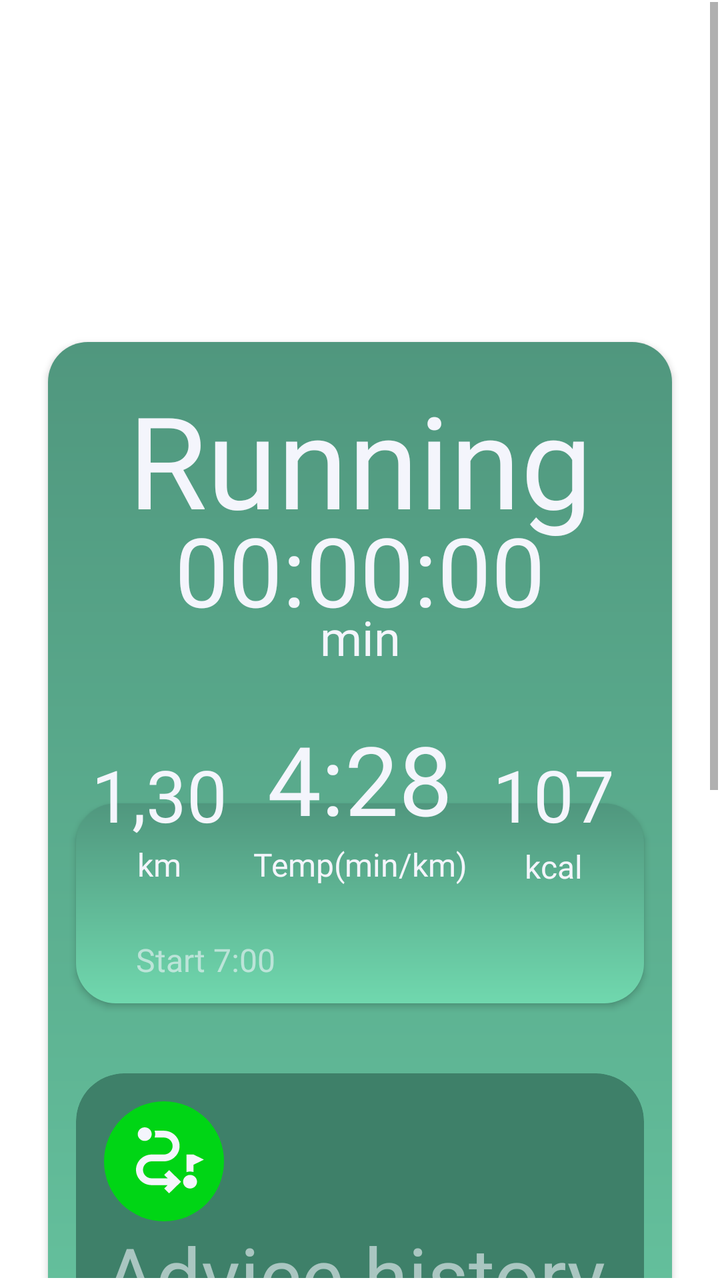
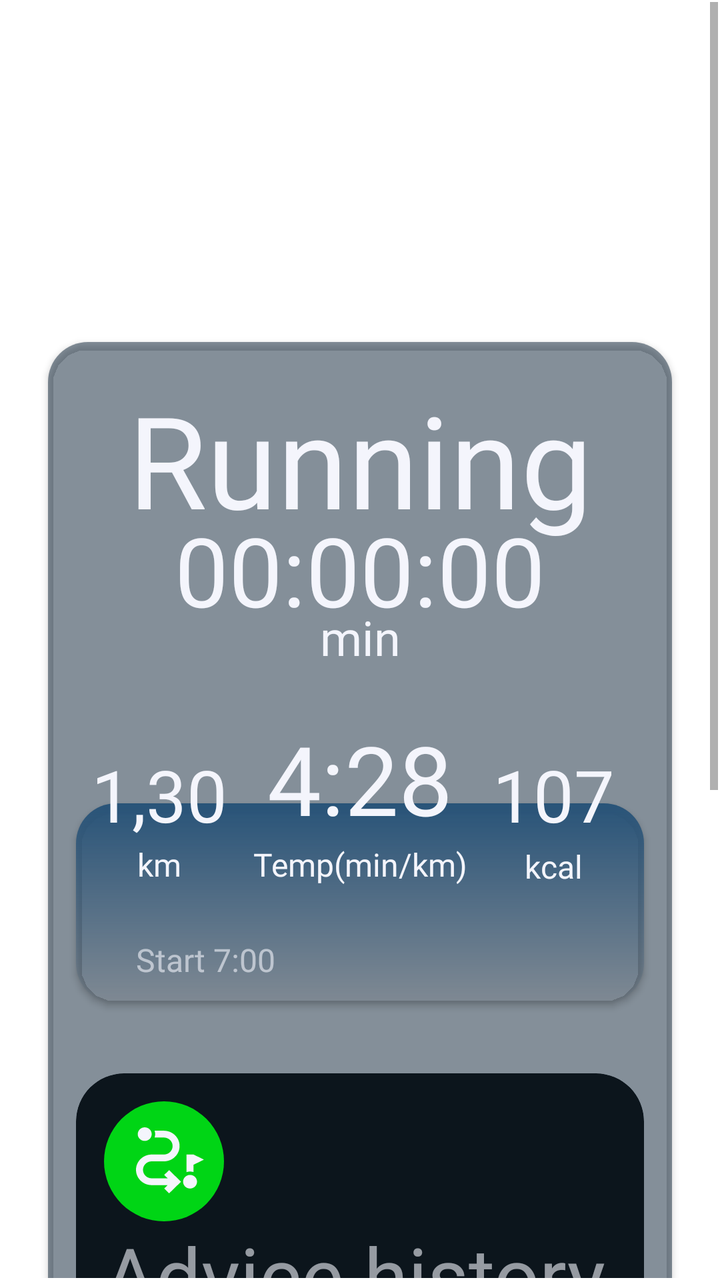

Screens rendered from an Android XML layout before and after an edit, with the pre-edit source and the edit as a unified diff.
<!-- AndroidManifest.xml: application theme Theme.FitnesApp -->
<!-- res/layout/fragment_active_tren.xml -->
<?xml version="1.0" encoding="utf-8"?>
<androidx.constraintlayout.widget.ConstraintLayout xmlns:android="http://schemas.android.com/apk/res/android"
    xmlns:app="http://schemas.android.com/apk/res-auto"
    xmlns:tools="http://schemas.android.com/tools"
    android:layout_width="match_parent"
    android:layout_height="match_parent"
    tools:context=".ui.activetren.ActiveTrenFragment">

    <ScrollView
        android:layout_width="match_parent"
        android:layout_height="match_parent"
        android:layout_marginStart="1dp"
        android:layout_marginTop="1dp"
        android:layout_marginEnd="1dp"
        android:layout_marginBottom="1dp"
        android:contentDescription="@string/app_name"
        app:layout_constraintBottom_toBottomOf="parent"
        app:layout_constraintEnd_toEndOf="parent"
        app:layout_constraintStart_toStartOf="parent"
        app:layout_constraintTop_toTopOf="parent">

        <RelativeLayout
            android:layout_width="match_parent"
            android:layout_height="match_parent">

            <androidx.cardview.widget.CardView
                android:id="@+id/cardView"
                android:layout_width="match_parent"
                android:layout_height="wrap_content"
                android:layout_alignParentStart="true"
                android:layout_alignParentTop="true"
                android:layout_alignParentEnd="true"
                android:layout_marginStart="23dp"
                android:layout_marginLeft="23dp"
                android:layout_marginTop="170dp"
                android:layout_marginEnd="23dp"
                android:layout_marginRight="23dp"
                android:layout_marginBottom="100dp"
                app:cardBackgroundColor="@android:color/transparent"
                app:cardCornerRadius="20dp">

                <androidx.constraintlayout.widget.ConstraintLayout
                    android:layout_width="match_parent"
                    android:layout_height="match_parent"
                    android:background="@drawable/bg_element"
                    android:paddingBottom="10dp">


                    <TextView
                        android:id="@+id/textView24"
                        android:layout_width="wrap_content"
                        android:layout_height="wrap_content"
                        android:layout_marginStart="20dp"
                        android:layout_marginBottom="-20dp"
                        android:elevation="10dp"
                        android:fontFamily="@font/nobile_bold"
                        android:text="107"
                        android:textColor="@color/text"
                        android:textSize="36sp"
                        app:layout_constraintBottom_toTopOf="@+id/cardView2"
                        app:layout_constraintStart_toEndOf="@+id/textView11" />

                    <TextView
                        android:id="@+id/textView7"
                        android:layout_width="wrap_content"
                        android:layout_height="wrap_content"
                        android:layout_marginTop="16dp"
                        android:fontFamily="@font/nobile_bold"
                        android:text="Running"
                        android:textColor="@color/text"
                        android:textSize="64sp"
                        app:layout_constraintEnd_toEndOf="parent"
                        app:layout_constraintStart_toStartOf="parent"
                        app:layout_constraintTop_toTopOf="parent" />

                    <TextView
                        android:id="@+id/textView9"
                        android:layout_width="wrap_content"
                        android:layout_height="wrap_content"
                        android:layout_marginTop="-20dp"
                        android:fontFamily="@font/nobile_bold"
                        android:text="00:00:00"
                        android:textColor="@color/text"
                        android:textSize="48sp"
                        app:layout_constraintEnd_toEndOf="parent"
                        app:layout_constraintStart_toStartOf="parent"
                        app:layout_constraintTop_toBottomOf="@+id/textView7" />

                    <TextView
                        android:id="@+id/textView10"
                        android:layout_width="wrap_content"
                        android:layout_height="wrap_content"
                        android:layout_marginTop="-15dp"
                        android:fontFamily="@font/nobile"
                        android:text="min"
                        android:textColor="@color/text"
                        android:textSize="24sp"
                        app:layout_constraintEnd_toEndOf="parent"
                        app:layout_constraintStart_toStartOf="parent"
                        app:layout_constraintTop_toBottomOf="@+id/textView9" />

                    <TextView
                        android:id="@+id/textView11"
                        android:layout_width="wrap_content"
                        android:layout_height="wrap_content"
                        android:layout_marginBottom="-20dp"
                        android:elevation="10dp"
                        android:fontFamily="@font/nobile_bold"
                        android:text="4:28"
                        android:textColor="@color/text"
                        android:textSize="48sp"
                        app:layout_constraintBottom_toTopOf="@+id/cardView2"
                        app:layout_constraintEnd_toEndOf="parent"
                        app:layout_constraintStart_toStartOf="parent" />

                    <TextView
                        android:id="@+id/textView12"
                        android:layout_width="wrap_content"
                        android:layout_height="wrap_content"
                        android:layout_marginEnd="20dp"
                        android:layout_marginBottom="-20dp"
                        android:elevation="10dp"
                        android:fontFamily="@font/nobile_bold"
                        android:text="1,30"
                        android:textColor="@color/text"
                        android:textSize="36sp"
                        app:layout_constraintBottom_toTopOf="@+id/cardView2"
                        app:layout_constraintEnd_toStartOf="@+id/textView11" />

                    <TextView
                        android:id="@+id/textView26"
                        android:layout_width="wrap_content"
                        android:layout_height="wrap_content"
                        android:elevation="10dp"
                        android:fontFamily="@font/nobile"
                        android:text="km"
                        android:textColor="@color/text"
                        android:textSize="16sp"
                        app:layout_constraintEnd_toEndOf="@+id/textView12"
                        app:layout_constraintStart_toStartOf="@+id/textView12"
                        app:layout_constraintTop_toBottomOf="@+id/textView12" />

                    <TextView
                        android:id="@+id/textView28"
                        android:layout_width="wrap_content"
                        android:layout_height="wrap_content"
                        android:layout_marginTop="1dp"
                        android:elevation="10dp"
                        android:fontFamily="@font/nobile"
                        android:text="@string/short_text_calories"
                        android:textColor="@color/text"
                        android:textSize="16sp"
                        app:layout_constraintEnd_toEndOf="@+id/textView24"
                        app:layout_constraintStart_toStartOf="@+id/textView24"
                        app:layout_constraintTop_toBottomOf="@+id/textView24" />

                    <TextView
                        android:id="@+id/textView27"
                        android:layout_width="wrap_content"
                        android:layout_height="wrap_content"
                        android:elevation="10dp"
                        android:fontFamily="@font/nobile"
                        android:text="Temp(min/km)"
                        android:textColor="@color/text"
                        android:textSize="16sp"
                        app:layout_constraintEnd_toEndOf="@+id/textView11"
                        app:layout_constraintStart_toStartOf="@+id/textView11"
                        app:layout_constraintTop_toBottomOf="@+id/textView11" />

                    <androidx.cardview.widget.CardView
                        android:id="@+id/cardView2"
                        android:layout_width="match_parent"
                        android:layout_height="wrap_content"
                        android:layout_marginStart="14dp"
                        android:layout_marginTop="67dp"
                        android:layout_marginEnd="14dp"
                        app:cardBackgroundColor="@android:color/transparent"
                        app:cardCornerRadius="20dp"
                        app:layout_constraintEnd_toEndOf="parent"
                        app:layout_constraintStart_toStartOf="parent"
                        app:layout_constraintTop_toBottomOf="@+id/textView10">

                        <androidx.constraintlayout.widget.ConstraintLayout
                            android:layout_width="match_parent"
                            android:layout_height="100dp"
                            android:background="@drawable/bg_element">

                            <TextView
                                android:id="@+id/textView29"
                                android:layout_width="wrap_content"
                                android:layout_height="wrap_content"
                                android:layout_marginStart="30dp"
                                android:layout_marginBottom="11dp"
                                android:fontFamily="@font/nobile"
                                android:text="Start 7:00"
                                android:textColor="@color/text_smuf"
                                android:textSize="16sp"
                                app:layout_constraintBottom_toBottomOf="parent"
                                app:layout_constraintStart_toStartOf="parent" />

                        </androidx.constraintlayout.widget.ConstraintLayout>
                    </androidx.cardview.widget.CardView>

                    <androidx.recyclerview.widget.RecyclerView
                        android:id="@+id/recyclerTrainingStats"
                        android:layout_width="match_parent"
                        android:layout_height="wrap_content"
                        android:layout_marginTop="20dp"
                        android:clipToPadding="false"
                        android:orientation="horizontal"
                        android:paddingHorizontal="16dp"
                        app:layoutManager="androidx.recyclerview.widget.LinearLayoutManager"
                        app:layout_constraintEnd_toEndOf="parent"
                        app:layout_constraintStart_toStartOf="parent"
                        app:layout_constraintTop_toBottomOf="@+id/cardView2" />

                    <androidx.cardview.widget.CardView
                        android:layout_width="match_parent"
                        android:layout_height="wrap_content"
                        android:layout_marginStart="14dp"
                        android:layout_marginTop="15dp"
                        android:layout_marginEnd="14dp"
                        app:cardBackgroundColor="@color/secondary"
                        app:cardCornerRadius="24dp"
                        app:cardElevation="0dp"
                        app:layout_constraintEnd_toEndOf="parent"
                        app:layout_constraintStart_toStartOf="parent"
                        app:layout_constraintTop_toBottomOf="@+id/recyclerTrainingStats"
                        tools:ignore="MissingConstraints">

                        <androidx.constraintlayout.widget.ConstraintLayout
                            android:layout_width="match_parent"
                            android:layout_height="wrap_content">

                            <androidx.recyclerview.widget.RecyclerView
                                android:id="@+id/recyclerAdviceHistory"
                                android:layout_width="match_parent"
                                android:layout_height="250dp"
                                android:layout_marginStart="14dp"
                                android:layout_marginTop="10dp"
                                android:layout_marginEnd="14dp"
                                app:layout_constraintBottom_toBottomOf="parent"
                                app:layout_constraintEnd_toEndOf="parent"
                                app:layout_constraintStart_toStartOf="parent"
                                app:layout_constraintTop_toBottomOf="@+id/textView16" />

                            <TextView
                                android:id="@+id/textView16"
                                android:layout_width="wrap_content"
                                android:layout_height="wrap_content"
                                android:layout_marginStart="14dp"
                                android:fontFamily="@font/nobile_bold"
                                android:text="@string/text_advice_history"
                                android:textColor="@color/text_smuf"
                                android:textSize="40sp"
                                app:layout_constraintStart_toStartOf="parent"
                                app:layout_constraintTop_toBottomOf="@+id/imageView5" />

                            <ImageView
                                android:id="@+id/imageView5"
                                android:layout_width="wrap_content"
                                android:layout_height="wrap_content"
                                android:layout_marginStart="14dp"
                                android:layout_marginTop="14dp"
                                android:src="@drawable/ic_advice_history"
                                app:layout_constraintStart_toStartOf="parent"
                                app:layout_constraintTop_toTopOf="parent" />
                        </androidx.constraintlayout.widget.ConstraintLayout>


                    </androidx.cardview.widget.CardView>

                </androidx.constraintlayout.widget.ConstraintLayout>

            </androidx.cardview.widget.CardView>

        </RelativeLayout>
    </ScrollView>
</androidx.constraintlayout.widget.ConstraintLayout>
<!-- resources referenced by this layout -->
<resources>
  <color name="secondary">#3E8069</color>
  <color name="text">#F4F5FC</color>
  <color name="text_smuf">#99F4F5FC</color>
  <!-- drawable bg_element (drawable) -->
  <?xml version="1.0" encoding="utf-8"?>
  <shape xmlns:android="http://schemas.android.com/apk/res/android"
      android:shape="rectangle">
  
      <gradient
          android:type="linear"
          android:angle="-90"
          android:startColor="#50977E"
          android:endColor="#70D8AE" />
  
  </shape>
  <!-- drawable ic_advice_history (drawable) -->
  <vector xmlns:android="http://schemas.android.com/apk/res/android"
      android:width="60dp"
      android:height="60dp"
      android:viewportWidth="60"
      android:viewportHeight="60">
    <path
        android:pathData="M30,0L30,0A30,30 0,0 1,60 30L60,30A30,30 0,0 1,30 60L30,60A30,30 0,0 1,0 30L0,30A30,30 0,0 1,30 0z"
        android:fillColor="#00D515"/>
    <path
        android:pathData="M44.769,26.598L50,29.148L44.769,31.698V35.387C44.209,35.195 43.62,35.097 43.026,35.097C42.432,35.097 41.842,35.195 41.282,35.387V26.598H44.769ZM25.292,14.7H29.949C34.282,14.7 37.795,18.124 37.795,22.349C37.795,26.573 34.282,29.998 29.949,29.998H23.846C21.439,29.998 19.487,31.9 19.487,34.247C19.487,36.594 21.439,38.497 23.846,38.497H31.841L31.331,37.999L30.098,36.797L32.564,34.393L38.517,40.196L32.564,46L30.098,43.596L31.331,42.394L31.841,41.896H23.846C19.513,41.896 16,38.472 16,34.247C16,30.023 19.513,26.598 23.846,26.598H29.949C32.356,26.598 34.308,24.696 34.308,22.349C34.308,20.002 32.356,18.099 29.949,18.099H25.292C25.49,17.553 25.59,16.979 25.59,16.4C25.59,15.804 25.485,15.231 25.292,14.7ZM20.359,13C22.285,13 23.846,14.522 23.846,16.4C23.846,18.277 22.285,19.799 20.359,19.799C18.433,19.799 16.872,18.277 16.872,16.4C16.872,14.522 18.433,13 20.359,13ZM43.026,43.596C44.952,43.596 46.513,42.074 46.513,40.196C46.513,38.319 44.952,36.797 43.026,36.797C41.1,36.797 39.539,38.319 39.539,40.196C39.539,42.074 41.1,43.596 43.026,43.596Z"
        android:fillColor="#F4F5FC"
        android:fillType="evenOdd"/>
  </vector>
  <string name="app_name" translatable="false">FitnesApp</string>
  <string name="short_text_calories">kcal</string>
  <string name="text_advice_history">Advice history</string>
  <style name="Theme.FitnesApp" parent="Theme.MaterialComponents.DayNight.NoActionBar">
  
          <item name="colorPrimary">@color/accent_color</item>
          <item name="colorPrimaryVariant">@color/secondary</item>
          <item name="colorOnPrimary">@color/black</item>
          <item name="colorSecondary">@color/teal_200</item>
          <item name="colorSecondaryVariant">@color/teal_200</item>
          <item name="colorOnSecondary">@color/black</item>
  
          <item name="android:statusBarColor">@android:color/transparent</item>
          <item name="android:windowLightStatusBar">false</item>
      </style>
  <color name="accent_color">#81EDA0</color>
  <color name="black">#FF000000</color>
  <color name="teal_200">#FF03DAC5</color>
</resources>

<!-- the commit's change to res/layout/fragment_active_tren.xml (unified diff, before → after) -->
@@ -42,7 +42,7 @@
                 <androidx.constraintlayout.widget.ConstraintLayout
                     android:layout_width="match_parent"
                     android:layout_height="match_parent"
-                    android:background="@drawable/bg_element"
+                    android:background="@color/background_50"
                     android:paddingBottom="10dp">
 
 
@@ -183,7 +183,7 @@
                         <androidx.constraintlayout.widget.ConstraintLayout
                             android:layout_width="match_parent"
                             android:layout_height="100dp"
-                            android:background="@drawable/bg_element">
+                            android:background="@drawable/app_bar">
 
                             <TextView
                                 android:id="@+id/textView29"
<!-- resource entries referenced after the edit -->
@@ -1,9 +1,10 @@
 <!-- resources referenced by this layout -->
 <resources>
-  <color name="secondary">#3E8069</color>
+  <color name="background_50">#80142A3E</color>
+  <color name="secondary">#0C151C</color>
   <color name="text">#F4F5FC</color>
   <color name="text_smuf">#99F4F5FC</color>
-  <!-- drawable bg_element (drawable) -->
+  <!-- drawable app_bar (drawable) -->
   <?xml version="1.0" encoding="utf-8"?>
   <shape xmlns:android="http://schemas.android.com/apk/res/android"
       android:shape="rectangle">
@@ -11,8 +12,8 @@
       <gradient
           android:type="linear"
           android:angle="-90"
-          android:startColor="#50977E"
-          android:endColor="#70D8AE" />
+          android:startColor="#285378"
+          android:endColor="#00666666" />
   
   </shape>
   <!-- drawable ic_advice_history (drawable) -->
@@ -44,7 +45,7 @@
           <item name="android:statusBarColor">@android:color/transparent</item>
           <item name="android:windowLightStatusBar">false</item>
       </style>
-  <color name="accent_color">#81EDA0</color>
+  <color name="accent_color">#6DD1AA</color>
   <color name="black">#FF000000</color>
   <color name="teal_200">#FF03DAC5</color>
 </resources>
